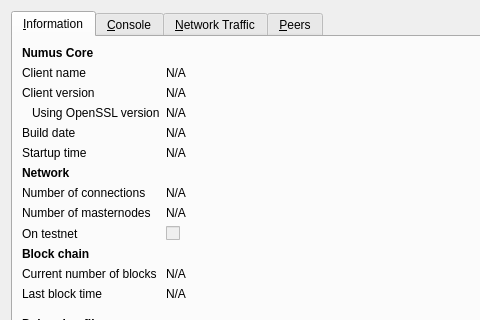
First picture: the form in src/qt/forms/rpcconsole.ui, repository newcopycoin/newcopycoin, before the edit; both pictures show x 0 to 480 and y 0 to 320 of the 740 by 450 pixel window.
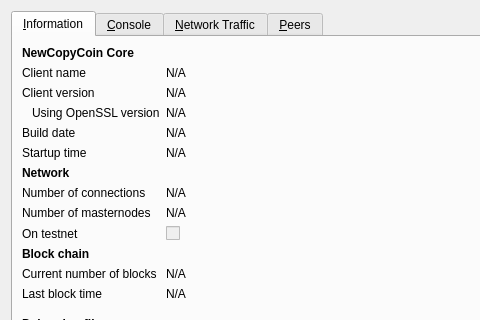
Second picture: the form after the edit. The open tabs and pages were chosen to show the change. Icons and pictures are not drawn. Custom widgets are drawn as their Qt base class.

Commit message: changes Numus -> NewCopyCoin

Patch:
```diff
--- a/src/qt/forms/rpcconsole.ui
+++ b/src/qt/forms/rpcconsole.ui
@@ -33,7 +33,7 @@
           </font>
          </property>
          <property name="text">
-          <string>Numus Core</string>
+          <string>NewCopyCoin Core</string>
          </property>
         </widget>
        </item>
```
Left out of the diff: 6 changed lines with no effect on the pictures. The commit also changes 166 other files.
